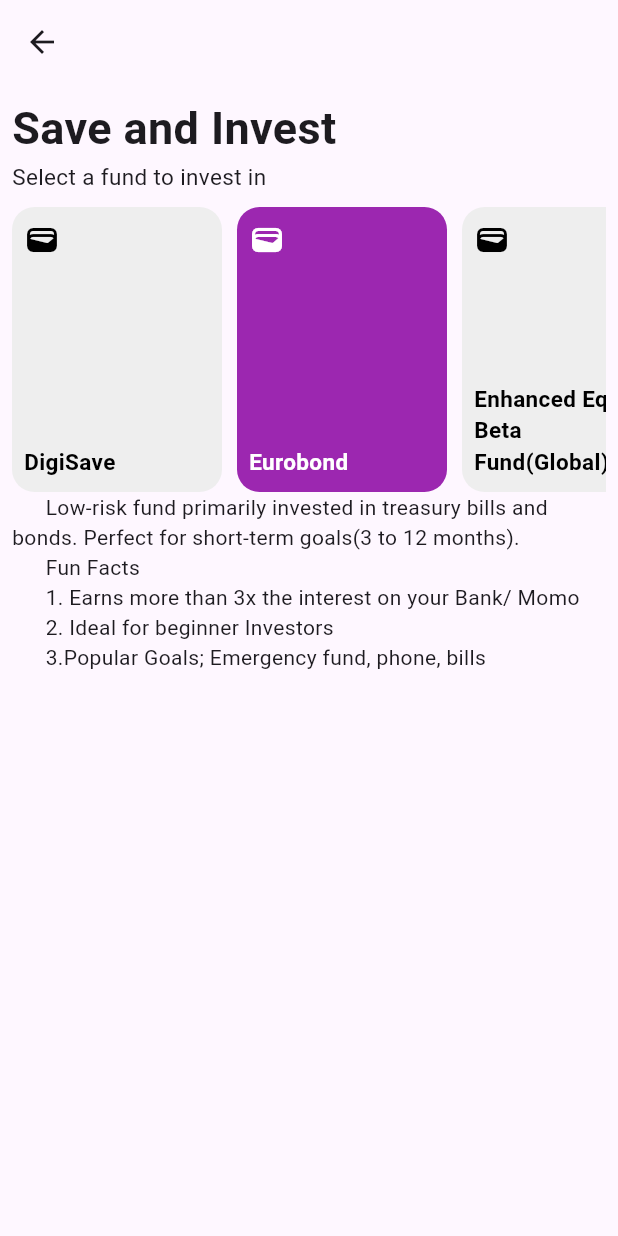
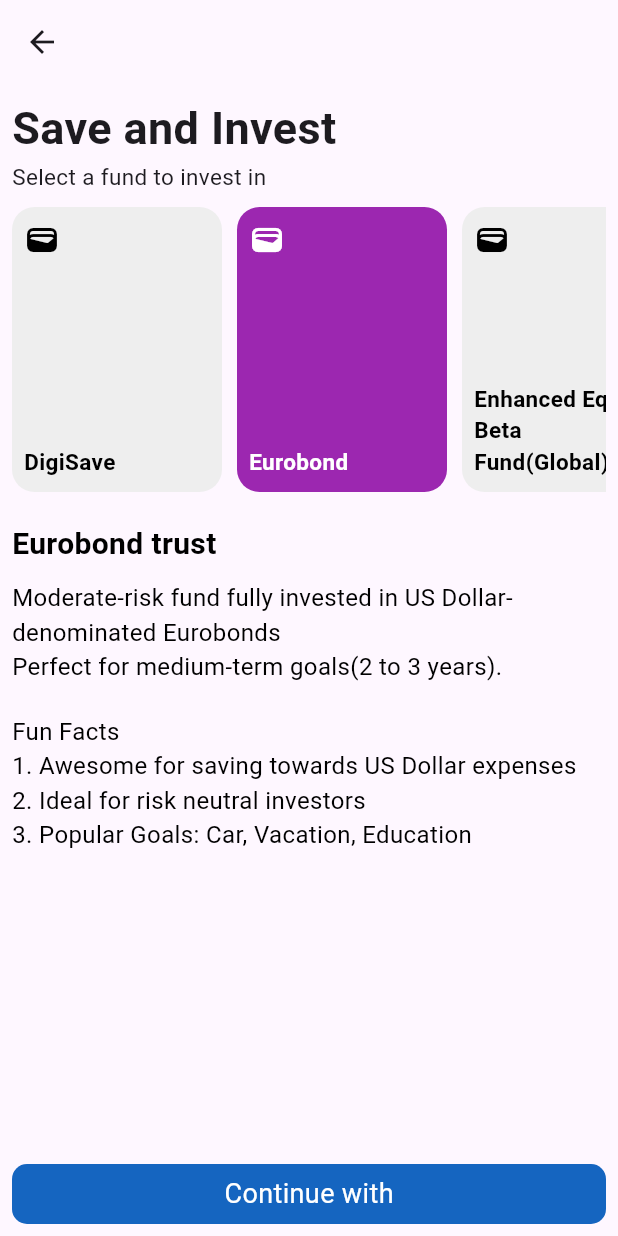
Before and after one commit to itsjasonagyeman/achieve_clone, a Flutter app: the SaveInvestPage screen opened directly, after a tap on "Eurobond", on a phone screen of 412 x 824 dp. Run offline on Flutter 3.47's test engine with Material 3 defaults, Android fonts, the phone set to English and light mode, and no system bars; our stand-ins replace carousel_slider; statements that could not run were skipped.

Commit message:
Finishing up save invest page

```diff
--- a/lib/pages/Navigate from homepage/Investment_vault_components/Save_invest/save_invest_page.dart
+++ b/lib/pages/Navigate from homepage/Investment_vault_components/Save_invest/save_invest_page.dart
@@ -1,5 +1,4 @@
 import 'package:achieve_clone/pages/Navigate%20from%20homepage/Investment_vault_components/Save_invest/save_invest_tab_change.dart';
-import 'package:achieve_clone/pages/Navigate%20from%20homepage/Investment_vault_components/Save_invest/save_invest_text.dart';
 import 'package:flutter/material.dart';
 import 'package:provider/provider.dart';
 
@@ -48,7 +47,7 @@ class _SaveInvestPageState extends State<SaveInvestPage> {
                           borderRadius: BorderRadius.circular(15),
                         ),
                         child: Padding(
-                          padding: EdgeInsets.fromLTRB(8,10,8,10),
+                          padding: const EdgeInsets.fromLTRB(8,10,8,10),
                           child: Column(
                             mainAxisAlignment: MainAxisAlignment.spaceBetween,
                             crossAxisAlignment: CrossAxisAlignment.start,
@@ -73,7 +72,7 @@ class _SaveInvestPageState extends State<SaveInvestPage> {
                           borderRadius: BorderRadius.circular(15),
                         ),
                         child: Padding(
-                          padding: EdgeInsets.fromLTRB(8,10,8,10),
+                          padding: const EdgeInsets.fromLTRB(8,10,8,10),
                           child: Column(
                             mainAxisAlignment: MainAxisAlignment.spaceBetween,
                             crossAxisAlignment: CrossAxisAlignment.start,
@@ -98,7 +97,7 @@ class _SaveInvestPageState extends State<SaveInvestPage> {
                           borderRadius: BorderRadius.circular(15),
                         ),
                         child: Padding(
-                          padding: EdgeInsets.fromLTRB(8,10,8,10),
+                          padding: const EdgeInsets.fromLTRB(8,10,8,10),
                           child: Column(
                             mainAxisAlignment: MainAxisAlignment.spaceBetween,
                             crossAxisAlignment: CrossAxisAlignment.start,
@@ -113,7 +112,54 @@ class _SaveInvestPageState extends State<SaveInvestPage> {
                   ],
                 ),
               ),
-              const SaveInvestText()
+              const SizedBox(height: 20,),
+              SingleChildScrollView(
+                child: Column(
+                  mainAxisAlignment: MainAxisAlignment.start,
+                  crossAxisAlignment: CrossAxisAlignment.start,
+                  children: [
+                    Text(currentTab.isDigisave? 'Digisave': currentTab.isEurobond?'Eurobond trust': currentTab.isGlobal?'Enhanced Equity Beta Fund(Global Tech)':'',  style: const TextStyle(color: Colors.black, fontSize: 20, fontWeight: FontWeight.bold),),
+                    const SizedBox(height: 10,),
+                Text(
+                currentTab.isDigisave?'Low-risk fund primarily invested in Treasury bills and bonds.':
+                currentTab.isEurobond? 'Moderate-risk fund fully invested in US Dollar-denominated Eurobonds':
+                currentTab.isGlobal? 'High-risk fund primarily invested in global equities with a focus on technology(Apple, Google, Netflix etc.)':'',
+                style: const TextStyle(color: Colors.black, fontSize: 16, fontWeight: FontWeight.w400),),
+                Text(
+                currentTab.isDigisave?'Perfect for short-term goals(3 to 12 months).':
+                currentTab.isEurobond? 'Perfect for medium-term goals(2 to 3 years).':
+                currentTab.isGlobal?'Perfect for long-term goals(3+ years).': '',
+                style: const TextStyle(color: Colors.black, fontSize: 16, fontWeight: FontWeight.normal),),
+                const SizedBox(height: 20,),
+                const Text('Fun Facts', style: TextStyle(color: Colors.black, fontSize: 16, fontWeight: FontWeight.normal),),
+                Text(
+                currentTab.isDigisave?'1. Earns more than 3x the interest on your Bank/ Momo':
+                currentTab.isEurobond? '1. Awesome for saving towards US Dollar expenses':
+                currentTab.isGlobal?'1.Low cost access to global stocks': '',
+                style: const TextStyle(color: Colors.black, fontSize: 16, fontWeight: FontWeight.normal),),
+                Text(
+                currentTab.isDigisave?'2. Ideal for beginner investors':
+                currentTab.isEurobond? '2. Ideal for risk neutral investors':
+                currentTab.isGlobal? '2. We designed a 6-month lock to help you stay disciplined.(Withdrawals are enabled 6 months after your first top-up)':'',
+                style: const TextStyle(color: Colors.black, fontSize: 16, fontWeight: FontWeight.normal),),
+                Text(
+                  currentTab.isDigisave?'3. Popular Goals: Emergency fund, Phone':
+                  currentTab.isEurobond?'3. Popular Goals: Car, Vacation, Education':
+                  currentTab.isGlobal?'3. Trust fund for kids, Investing towards Retirement, Wealth building etc.':'',
+                style: const TextStyle(color: Colors.black, fontSize: 16, fontWeight: FontWeight.normal),),
+                  ],
+                ),
+              ),
+              const Spacer(),
+              Container(
+                height: 40,
+                width: double.infinity,
+                decoration: BoxDecoration(
+                  color: Colors.blue[800],
+                  borderRadius: BorderRadius.circular(10)
+                ),
+                child: const Center(child: Text('Continue with', style: TextStyle(color: Colors.white, fontSize: 18),)),
+              )
             ],
           ),
         ),
--- a/lib/pages/Navigate from homepage/Investment_vault_components/Save_invest/save_invest_text.dart
+++ /dev/null
@@ -1,21 +0,0 @@
-import 'package:flutter/material.dart';
-
-class SaveInvestText extends StatefulWidget {
-  const SaveInvestText({super.key});
-
-  @override
-  State<SaveInvestText> createState() => _SaveInvestTextState();
-}
-
-class _SaveInvestTextState extends State<SaveInvestText> {
-  @override
-  Widget build(BuildContext context) {
-    return Text('''
-      Low-risk fund primarily invested in treasury bills and bonds. Perfect for short-term goals(3 to 12 months).
-      Fun Facts
-      1. Earns more than 3x the interest on your Bank/ Momo
-      2. Ideal for beginner Investors
-      3.Popular Goals; Emergency fund, phone, bills
-    ''');
-  }
-}
```
